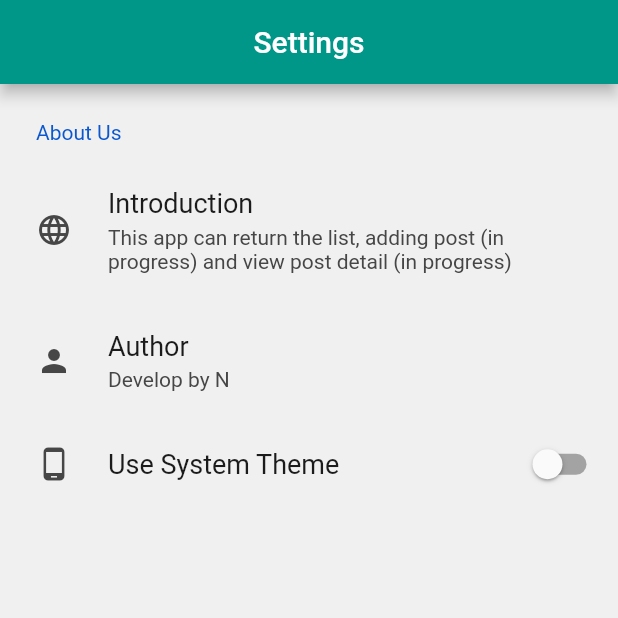
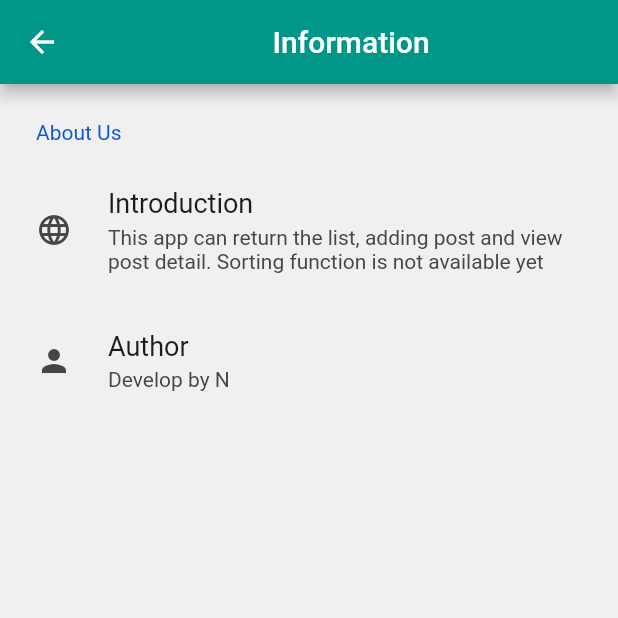
Before and after one commit to nadizeq/FlutterFinalProject, a Flutter app: the AboutPageApp screen opened directly, on a phone screen of 412 x 824 dp, the top half of it. Run offline on Flutter 3.47's test engine with Material 2 defaults, Android fonts, the phone set to English and light mode, and no system bars; drawn by our look-alikes of settings_ui; our stand-ins replace flutter_bloc; missing offline and left inert: back_button_interceptor; network calls fail.

```diff
--- a/lib/about_app.dart
+++ b/lib/about_app.dart
@@ -16,8 +16,16 @@ class AboutPageState extends State<AboutPageApp>{
   Widget build(BuildContext context) {
     return Scaffold(
       appBar: AppBar(
-        title: const Center(child: Text('Settings'),)
+        title: const Center(
+          child: Text('Information'),
+        ),
+        leading: IconButton(
+        icon: Icon(Icons.arrow_back),
+        onPressed: () {
+          Navigator.of(context).pop();
+        },
       ),
+        ),
       body: SettingsList(
         sections: [
           SettingsSection(
@@ -28,7 +36,7 @@ class AboutPageState extends State<AboutPageApp>{
 
               SettingsTile(
                 title: 'Introduction',
-                subtitle: 'This app can return the list, adding post (in progress) and view post detail (in progress)',
+                subtitle: 'This app can return the list, adding post and view post detail. Sorting function is not available yet',
                 subtitleMaxLines: 2,
                 leading: const Icon(Icons.language),
                 onPressed: (BuildContext context) {},
@@ -39,7 +47,8 @@ class AboutPageState extends State<AboutPageApp>{
                 leading: Icon(Icons.person),
 
               ),
-              SettingsTile.switchTile(
+
+              /*SettingsTile.switchTile(
                 title: 'Use System Theme',
                 leading: const Icon(Icons.phone_android),
                 switchValue: isSwitched,
@@ -48,7 +57,7 @@ class AboutPageState extends State<AboutPageApp>{
                     isSwitched = value;
                   });
                 },
-              ),
+              ),*/
             ],
           ),
 
--- a/lib/create_post.dart
+++ b/lib/create_post.dart
@@ -1,3 +1,4 @@
+import 'package:back_button_interceptor/back_button_interceptor.dart';
 import 'package:flutter/cupertino.dart';
 import 'package:flutter/material.dart';
 import 'package:web_socket_channel/web_socket_channel.dart';
@@ -40,10 +41,11 @@ class CreatePostPageState extends State<CreatePostPageApp>{
 
   @override
   void initState(){
+    super.initState();
     _txtTitle.addListener(_enableORdisableBtn);
     _txtDesc.addListener(_enableORdisableBtn);
     _txtImageUrl.addListener(_enableORdisableBtn);
-    super.initState();
+    BackButtonInterceptor.removeAll();
   }
 
   //the function below with either disable or enable the button to work
@@ -61,7 +63,7 @@ class CreatePostPageState extends State<CreatePostPageApp>{
 
   void _sendMessage(){
     if(_txtTitle.text.isNotEmpty && _txtDesc.text.isNotEmpty && _txtImageUrl.text.isNotEmpty){
-      channel.sink.add('{"type":"create_post","data":{"title":"$_txtTitle.text","description":"$_txtDesc.text","image":"$_txtImageUrl.text"}}');
+      channel.sink.add('{"type":"create_post","data":{"title":"$_txtTitle.text.toString()","description":"$_txtDesc.text.toString()","image":"$_txtImageUrl.text.toString()"}}');
       //checkConnect();
     }
   }
--- a/pubspec.yaml
+++ b/pubspec.yaml
@@ -16,6 +16,7 @@ dependencies:
   web_socket_channel: ^2.1.0
   settings_ui: ^1.0.0
   floor: ^1.2.0
+  back_button_interceptor: ^5.0.2
 
 dev_dependencies:
   flutter_test:
```
Also changed, not shown: lib/main.dart (+11 -2 lines), lib/post.dart (+59 -24 lines), pubspec.lock.
